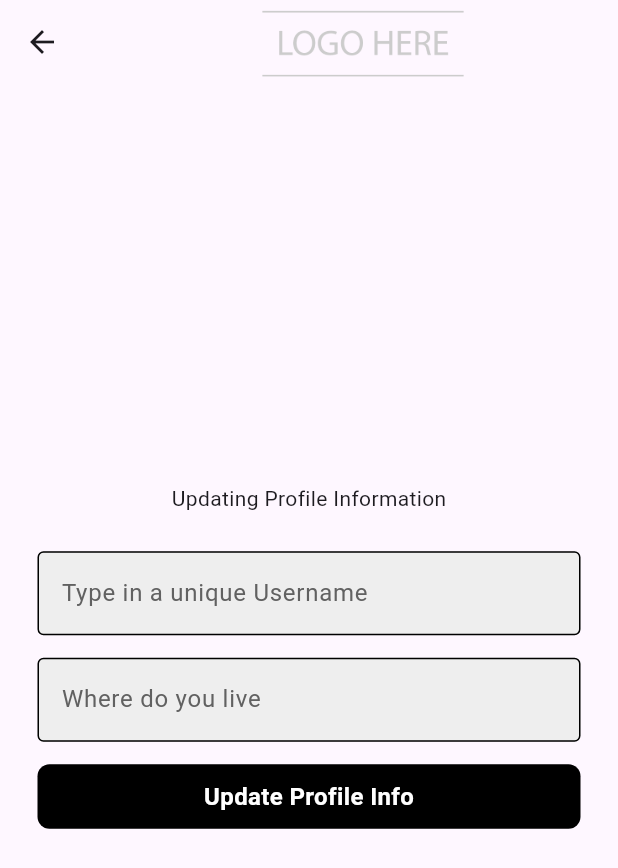
After one commit to Armstrongman/pet_pallery, a Flutter app: the screen it shows once a user with an empty profile is signed in, item 4 of the bottom bar chosen, after a tap on the "edit" icon, on a phone screen of 412 x 824 dp. The commit adds this screen. Shown: the top 868 px of the screen. Run offline on Flutter 3.47's test engine with Material 3 defaults, Android fonts, the phone set to English and light mode, and no system bars; our stand-ins replace cloud_firestore, firebase_auth, firebase_core; accounts and stored records are empty.

Commit message:
Current User Page Almost Done

```diff
--- a/lib/Pages/Adoption Pages/adoption_home_page.dart
+++ b/lib/Pages/Adoption Pages/adoption_home_page.dart
@@ -21,6 +21,17 @@ class _AdoptionPage extends State<AdoptionPage> {
     final currentUser = FirebaseAuth.instance.currentUser!;
 
     return Scaffold(
+      appBar: AppBar(
+        actions: [
+          Padding(
+            padding: const EdgeInsets.symmetric(horizontal: 100.0),
+            child: Image.asset(
+          'Assets/Images/logo-placeholder.png',
+          width: 140,
+        ),
+        )
+        ]
+      ),
       body: Padding(
         padding: const EdgeInsets.all(16.0),
         child: Column(
--- a/lib/Pages/Home Pages/home_page.dart
+++ b/lib/Pages/Home Pages/home_page.dart
@@ -25,11 +25,6 @@ class _HomePageState extends State<HomePage> {
 
   int pageIndex = 0;
 
-  // Simple method that lets the user sign out
-  void signOut(){
-    FirebaseAuth.instance.signOut();
-  }
-
   // Method allows user to navigate between pages based on which tab they selected (goes by index)
   void navigateBar(int index){
     setState(() {
@@ -41,13 +36,6 @@ class _HomePageState extends State<HomePage> {
   @override
   Widget build(BuildContext context) {
     return Scaffold(
-      appBar: AppBar(
-          title: Text("This is the app"),
-          // Icon that is a button that allows user to sign out when pressed on
-          actions: [
-            IconButton(onPressed: signOut, icon: Icon(Icons.logout)),
-          ],
-        ),
         body: pages[pageIndex],
         bottomNavigationBar: BottomNavigationBar(
           currentIndex: pageIndex,
--- a/lib/Pages/User Pages/curr_user_page.dart
+++ b/lib/Pages/User Pages/curr_user_page.dart
@@ -1,5 +1,7 @@
+import 'package:cloud_firestore/cloud_firestore.dart';
 import 'package:firebase_auth/firebase_auth.dart';
 import 'package:flutter/material.dart';
+import 'package:pet_pallery/Pages/User%20Pages/edit_user_page.dart';
 
 class CurrentUserPage extends StatefulWidget {
   const CurrentUserPage({super.key});
@@ -10,19 +12,100 @@ class CurrentUserPage extends StatefulWidget {
 
 class _CurrentUserPageState extends State<CurrentUserPage> {
   final currentUser = FirebaseAuth.instance.currentUser!;
+  String username = "";
+
+  // When the page is first initialized, call the get username method
+  @override
+  void initState() {
+    super.initState();
+    getUsername();
+  }
+
+    // Simple method that lets the user sign out
+  void signOut(){
+    FirebaseAuth.instance.signOut();
+  }
+
+  void getUsername() async {
+    DocumentSnapshot snapshot = await FirebaseFirestore.instance
+      .collection('Users')
+      .doc(currentUser.email)
+      .get();
+
+      if (snapshot.exists) {
+        // Extract data from the document
+        Map<String, dynamic> data = snapshot.data() as Map<String, dynamic>;
+        setState(() {
+          username = data['username'];
+        });
+      } else {
+        username= 'User document not found';
+      }
+  }
+
   @override
   // Temporary simple widget to show the current users profile page
   Widget build(BuildContext context) {
     return Scaffold(
+      appBar: AppBar(
+        title: Row(
+          mainAxisAlignment: MainAxisAlignment.spaceBetween,
+          children: [
+            IconButton(
+              onPressed: signOut,
+              icon: Icon(Icons.logout),
+            ),
+            Image.asset(
+              'Assets/Images/logo-placeholder.png',
+              width: 140,
+            ),
+            IconButton(
+              icon: Icon(Icons.edit),
+              onPressed: () {
+                // Going to the page by passing in the documentId into the ApplicantsPage's constructor
+                Navigator.push(
+                  context,
+                  MaterialPageRoute(builder: (context) => EditUserPage(documentId: currentUser.uid)),
+                );
+              },
+            ),
+          ],
+        ),
+      ),
       body: SafeArea(
         child: Center(
           child: Padding(
             padding: EdgeInsets.symmetric(horizontal: 25.0),
             child: Column(
-              // Align every widget on the center of the screen
-              mainAxisAlignment: MainAxisAlignment.center,
               children: [
-                Text("Current User Email: " + currentUser.email!)
+                SizedBox(height: 10),
+                // Profile picture and edit button
+                Row(
+                  mainAxisAlignment: MainAxisAlignment.center,
+                  children: [
+                      CircleAvatar(
+                        radius: 35,
+                        backgroundImage:
+                            AssetImage('Assets/Images/user-placeholder.png'),
+                      ),
+                  ],
+                ),
+                SizedBox(height: 10),
+                // // Username
+                Text(
+                  username,
+                  style: TextStyle(
+                    fontSize: 30,
+                    fontWeight: FontWeight.bold,
+                  ),
+                ),
+                // Horizontal line
+                Container(
+                  height: 1.0,
+                  width: double.infinity,
+                  color: Colors.grey,
+                ),
+                // Other content of the user page
               ],
             ),
           ),
--- /dev/null
+++ b/lib/Pages/User Pages/edit_user_page.dart
@@ -0,0 +1,133 @@
+import 'package:cloud_firestore/cloud_firestore.dart';
+import 'package:firebase_auth/firebase_auth.dart';
+import 'package:flutter/material.dart';
+import 'package:pet_pallery/Components/button.dart';
+import 'package:pet_pallery/Components/text_field.dart';
+
+class EditUserPage extends StatefulWidget {
+  final String documentId;
+  const EditUserPage({super.key, required this.documentId});
+
+  @override
+  State<EditUserPage> createState() => _EditUserPageState();
+}
+
+class _EditUserPageState extends State<EditUserPage> {
+    final currentUser = FirebaseAuth.instance.currentUser!;
+  final usernameController = TextEditingController();
+  final locationController = TextEditingController();
+
+  // When the page is first initialized, call the load Adoption method
+  @override
+  void initState() {
+    super.initState();
+    loadUserInfo();
+  }
+
+  // Method for when the page first loads up to show data
+  void loadUserInfo() async{
+    // Getting the instance of the AdoptionProfile by using the passed in documentId
+    DocumentSnapshot snapshot = await FirebaseFirestore.instance
+      .collection('Users')
+      .doc(currentUser.email)
+      .get();
+
+      // Extract data from the document
+      Map<String, dynamic> data = snapshot.data() as Map<String, dynamic>;
+
+      // Setting the state of the text inside of all of the text controller equal to the data that is already in firebase
+      setState(() {
+        usernameController.text = data['username'];
+        locationController.text = data['City State'];
+      });
+  }
+
+    // Method to update instance in firebase
+    Future<void> updateUserInfo() async {
+      // If any of the fields are empty...
+      if (usernameController.text.isEmpty ||
+      locationController.text.isEmpty) {
+        // Show error message if any field is empty and return from method so that an update cannot happen
+        ScaffoldMessenger.of(context).showSnackBar(
+        SnackBar(
+          content: Text('Please fill in all fields.'),
+        ),
+        );
+      return;
+      }
+
+      // Retrieve the current user's document from Firestore
+      DocumentSnapshot userSnapshot = await FirebaseFirestore.instance.collection("Users").doc(currentUser.email).get();
+      // Extract the current username from the user's document
+      String currentUsername = userSnapshot.get('username');
+      if (usernameController.text != currentUsername)
+      {
+        // Check if the entered username is already taken
+        QuerySnapshot querySnapshot = await FirebaseFirestore.instance
+            .collection("Users")
+            .where("username", isEqualTo: usernameController.text)
+            .get();
+
+        if (querySnapshot.docs.isNotEmpty) {
+          // Username already exists, show error message and return
+          ScaffoldMessenger.of(context).showSnackBar(
+            SnackBar(
+              content: Text('Username already exists. Please choose another username.'),
+            ),
+          );
+          return;
+        }
+      }
+
+      // Username is unique, proceed with updating user info
+      await FirebaseFirestore.instance.collection("Users").doc(currentUser.email).update({
+        'username': usernameController.text,
+        'City State': locationController.text,
+      });
+    // Return to the previous screen (My Adoptions Page)
+    Navigator.pop(context);
+  }
+
+  @override
+  Widget build(BuildContext context) {
+    return Scaffold(
+      // Appbar at the top of the screen
+      appBar: AppBar(
+        actions: [
+          Padding(
+            padding: const EdgeInsets.symmetric(horizontal: 100.0),
+            child: Image.asset(
+          'Assets/Images/logo-placeholder.png',
+          width: 140,
+        ),
+        )
+        ]
+      ),
+      body: SafeArea(
+        child: Center(
+          child: Padding(
+            // Adding padding on all of the edges of our widgets
+            padding: const EdgeInsets.symmetric(horizontal: 25.0),
+            child: Column(
+              // Center everything on the center of the page
+              mainAxisAlignment: MainAxisAlignment.center,
+              children: [
+                const Text("Updating Profile Information"),
+                const SizedBox(height:25),
+                // Every input widget uses the custom TextField component we made
+                MyTextField(controller: usernameController, hintText: 'Type in a unique Username', obscureText: false),
+                const SizedBox(height:15),
+                // City & State Input
+                MyTextField(controller: locationController, hintText: 'Where do you live', obscureText: false),
+                const SizedBox(height:15),
+                // Update Button calling the method to update the adoption profile in firebase
+                MyButton(onTap: updateUserInfo, text: 'Update Profile Info'),
+                const SizedBox(height:5),
+              ],
+            ),
+          ),
+        )
+      )
+    );
+  }
+}
--- a/lib/Pages/real_home_page.dart
+++ b/lib/Pages/real_home_page.dart
@@ -14,6 +14,17 @@ class _RealHomePageState extends State<RealHomePage> {
   // Temporary simple widget to show the home page
   Widget build(BuildContext context) {
     return Scaffold(
+      appBar: AppBar(
+        actions: [
+          Padding(
+            padding: const EdgeInsets.symmetric(horizontal: 100.0),
+            child: Image.asset(
+          'Assets/Images/logo-placeholder.png',
+          width: 140,
+        ),
+        )
+        ]
+      ),
       body: SafeArea(
         child: Center(
           child: Padding(
--- a/lib/Pages/search_page.dart
+++ b/lib/Pages/search_page.dart
@@ -12,6 +12,17 @@ class _SearchPageState extends State<SearchPage> {
   // Temporary simple widget to show search page
   Widget build(BuildContext context) {
     return Scaffold(
+      appBar: AppBar(
+        actions: [
+          Padding(
+            padding: const EdgeInsets.symmetric(horizontal: 100.0),
+            child: Image.asset(
+          'Assets/Images/logo-placeholder.png',
+          width: 140,
+        ),
+        )
+        ]
+      ),
       body: SafeArea(
         child: Center(
           child: Padding(
```
